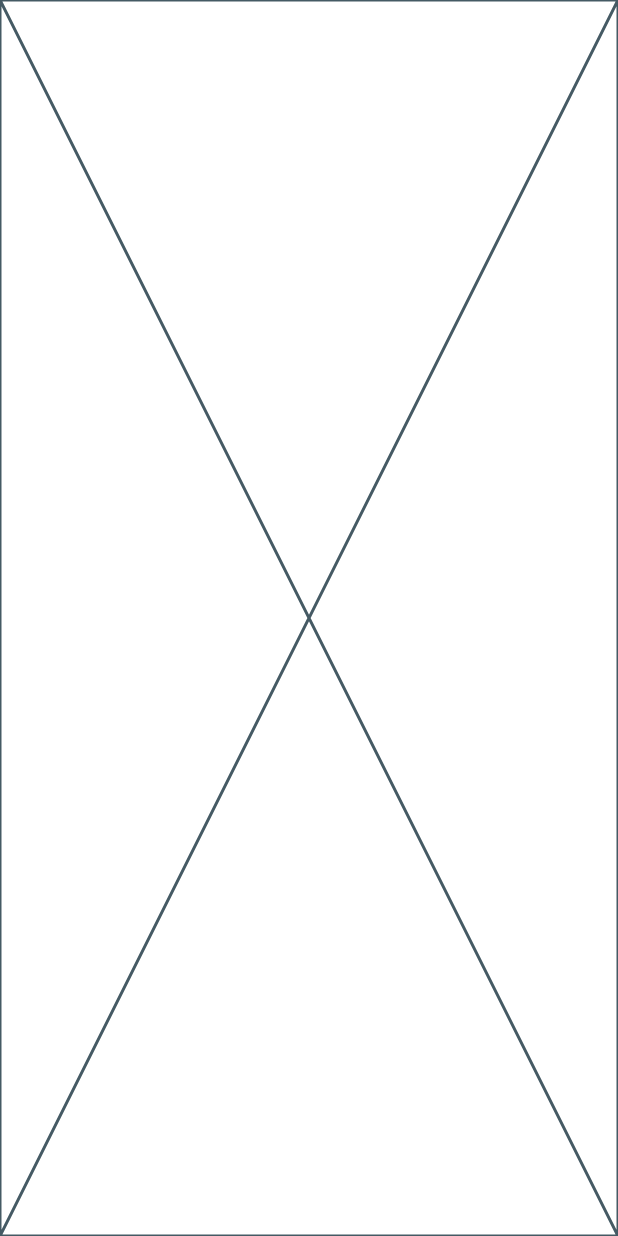
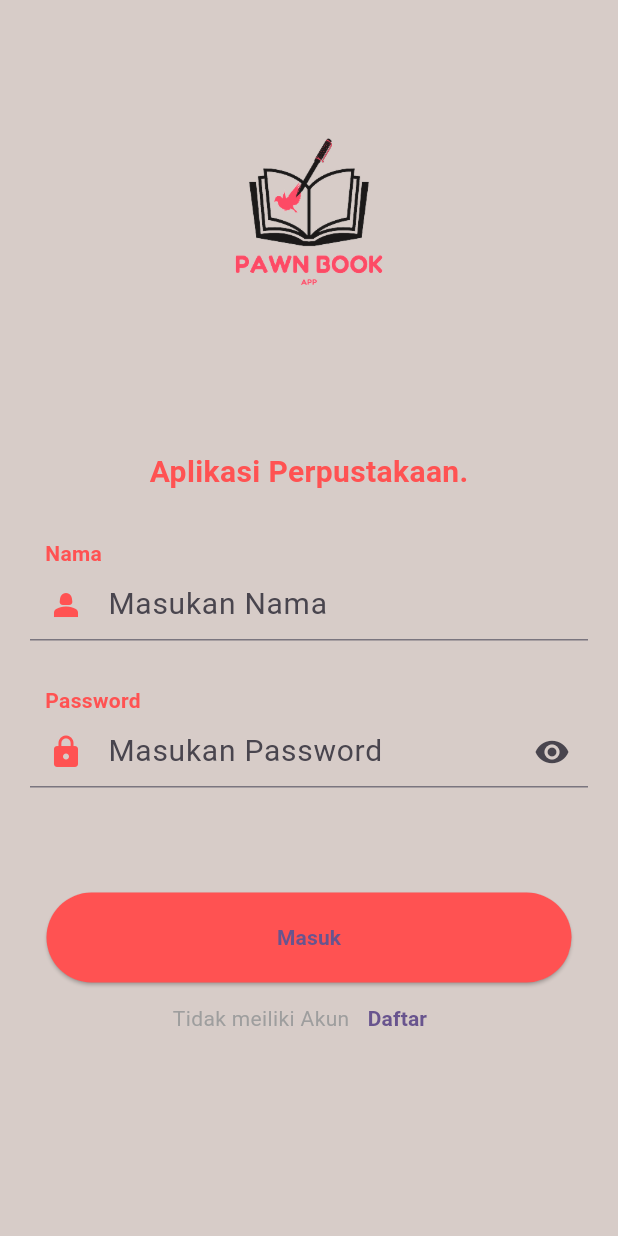
Before and after one commit to Reyfadh07/033_PAWNBOOK, a Flutter app: the screen it shows after launch, on a phone screen of 412 x 824 dp. Run offline on Flutter 3.47's test engine with Material 2 defaults, Android fonts, the phone set to English and light mode, and no system bars.

Commit message:
membuat view loginpage

```diff
--- a/lib/main.dart
+++ b/lib/main.dart
@@ -1,4 +1,6 @@
 import 'package:flutter/material.dart';
+
+import 'package:pawn_book/view/loginpage.dart';
 import 'package:pawn_book/view/splash.dart';
 
 void main() {
@@ -17,7 +19,7 @@ class MyApp extends StatelessWidget {
         colorScheme: ColorScheme.fromSeed(seedColor: Colors.deepPurple),
         useMaterial3: true,
       ),
-      home: Splash(),
+      home: LoginPage(),
     );
   }
 }
--- /dev/null
+++ b/lib/view/loginpage.dart
@@ -0,0 +1,137 @@
+import 'package:flutter/material.dart';
+import 'package:pawn_book/view/registerpage.dart';
+
+class LoginPage extends StatefulWidget {
+  const LoginPage({super.key});
+
+  @override
+  State<LoginPage> createState() => _LoginPageState();
+}
+
+class _LoginPageState extends State<LoginPage> {
+  final _formKey = GlobalKey<FormState>();
+
+  @override
+  Widget build(BuildContext context) {
+    return Scaffold(
+      backgroundColor: Colors.brown[100],
+      body: SafeArea(
+        child: SingleChildScrollView(
+          child: Column(mainAxisAlignment: MainAxisAlignment.start, children: [
+            Container(
+              alignment: Alignment.center,
+              child: Image.asset(
+                "images/logoapp.png",
+                width: 200,
+                height: 300,
+              ),
+            ),
+            Container(
+              child: const Text(
+                "Aplikasi Perpustakaan.",
+                style: TextStyle(
+                    color: Colors.redAccent,
+                    fontSize: 20,
+                    fontWeight: FontWeight.bold),
+              ),
+            ),
+            Form(
+              key: _formKey,
+              child: Column(
+                children: [
+                  Container(
+                    padding: const EdgeInsets.only(top: 30, left: 30),
+                    alignment: Alignment.topLeft,
+                    child: const Text(
+                      "Nama",
+                      textAlign: TextAlign.left,
+                      style: TextStyle(
+                          color: Colors.redAccent, fontWeight: FontWeight.bold),
+                    ),
+                  ),
+                  Container(
+                    padding: const EdgeInsets.only(left: 20, right: 20),
+                    child: TextFormField(
+                      decoration: const InputDecoration(
+                        border: UnderlineInputBorder(),
+                        hintText: 'Masukan Nama',
+                        hintStyle: TextStyle(fontSize: 20),
+                        prefixIcon: Icon(
+                          Icons.person_2,
+                          color: Colors.redAccent,
+                        ),
+                      ),
+                    ),
+                  ),
+                  Container(
+                    padding: const EdgeInsets.only(top: 30, left: 30),
+                    alignment: Alignment.topLeft,
+                    child: const Text(
+                      "Password",
+                      textAlign: TextAlign.left,
+                      style: TextStyle(
+                          color: Colors.redAccent, fontWeight: FontWeight.bold),
+                    ),
+                  ),
+                  Container(
+                    padding: const EdgeInsets.only(left: 20, right: 20),
+                    child: TextFormField(
+                      obscureText: true,
+                      decoration: const InputDecoration(
+                          border: UnderlineInputBorder(),
+                          hintText: 'Masukan Password',
+                          hintStyle: TextStyle(fontSize: 20),
+                          prefixIcon: Icon(
+                            Icons.lock,
+                            color: Colors.redAccent,
+                          ),
+                          suffixIcon: Icon(Icons.remove_red_eye)),
+                    ),
+                  ),
+                  Container(
+                    padding: const EdgeInsets.only(top: 70),
+                    child: ElevatedButton(
+                      onPressed: () {},
+                      style: ElevatedButton.styleFrom(
+                          shape: RoundedRectangleBorder(
+                            borderRadius: BorderRadius.circular(50),
+                          ),
+                          backgroundColor: Colors.redAccent,
+                          minimumSize: const Size(350, 60)),
+                      child: const Text(
+                        "Masuk",
+                        style: TextStyle(fontWeight: FontWeight.bold),
+                      ),
+                    ),
+                  ),
+                  Row(
+                    mainAxisAlignment: MainAxisAlignment.center,
+                    children: [
+                      const Text(
+                        "Tidak meiliki Akun",
+                        style: TextStyle(color: Colors.grey),
+                      ),
+                      TextButton(
+                        onPressed: () {
+                          Navigator.push(
+                            context,
+                            MaterialPageRoute(
+                                builder: (context) => RegisterPage()),
+                          );
+                        },
+                        child: const Text(
+                          "Daftar",
+                          style: TextStyle(fontWeight: FontWeight.bold),
+                        ),
+                      ),
+                    ],
+                  )
+                ],
+              ),
+            ),
+          ]),
+        ),
+      ),
+    );
+  }
+}
--- /dev/null
+++ b/lib/view/registerpage.dart
@@ -0,0 +1,15 @@
+import 'package:flutter/material.dart';
+
+class RegisterPage extends StatefulWidget {
+  const RegisterPage({super.key});
+
+  @override
+  State<RegisterPage> createState() => _RegisterPageState();
+}
+
+class _RegisterPageState extends State<RegisterPage> {
+  @override
+  Widget build(BuildContext context) {
+    return const Placeholder();
+  }
+}
--- a/lib/view/splash.dart
+++ b/lib/view/splash.dart
@@ -1,5 +1,5 @@
 import 'package:flutter/material.dart';
-import 'package:pawn_book/Homepage.dart';
+import 'package:pawn_book/view/homepage.dart';
 
 class Splash extends StatefulWidget {
   const Splash({super.key});
```
Also changed, not shown: lib/view/homepage.dart (renamed from lib/Homepage.dart).
